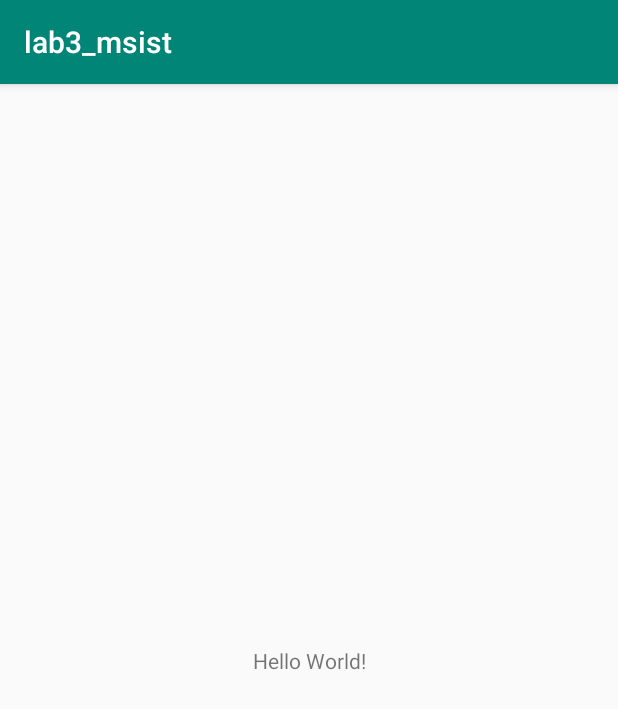
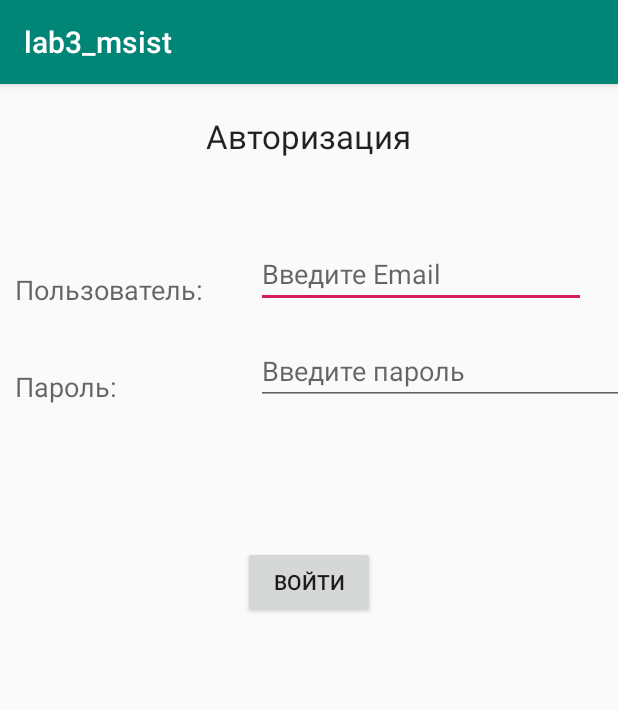
Before and after one commit to Vladislav001/lab3msist, an Android app: the screen it shows after launch (MainActivity before the commit, AuthorizationActivity after it), on a phone screen of 412 x 824 dp. Shown: the top 709 px of the screen. Run offline under Robolectric (Android 15) with nearby library versions, the phone set to English and light mode, and no system bars.

Commit message:
Добавил базовую авторизацию

```diff
--- a/app/src/main/AndroidManifest.xml
+++ b/app/src/main/AndroidManifest.xml
@@ -9,13 +9,16 @@
         android:roundIcon="@mipmap/ic_launcher_round"
         android:supportsRtl="true"
         android:theme="@style/AppTheme" >
-        <activity android:name=".MainActivity" >
+        <activity android:name=".AuthorizationActivity" >
             <intent-filter>
                 <action android:name="android.intent.action.MAIN" />
 
                 <category android:name="android.intent.category.LAUNCHER" />
             </intent-filter>
         </activity>
+        <activity android:name=".Profile">
+        </activity>
     </application>
 
+    <uses-permission android:name="android.permission.INTERNET" />
 </manifest>
--- /dev/null
+++ b/app/src/main/java/com/example/lab3_msist/AuthorizationActivity.java
@@ -0,0 +1,49 @@
+package com.example.lab3_msist;
+
+import androidx.appcompat.app.AppCompatActivity;
+
+import android.content.Intent;
+import android.os.Bundle;
+import android.view.View;
+import android.widget.Button;
+import android.widget.EditText;
+import android.widget.TextView;
+import android.widget.Toast;
+
+public class AuthorizationActivity extends AppCompatActivity {
+
+    private EditText email;
+    private EditText password;
+    private Button login;
+
+    @Override
+    protected void onCreate(Bundle savedInstanceState) {
+        super.onCreate(savedInstanceState);
+        setContentView(R.layout.activity_authorization);
+
+        email = (EditText) findViewById(R.id.edit_email);
+        password = (EditText) findViewById(R.id.edit_password);
+        login = (Button) findViewById(R.id.button_login);
+    }
+
+    // Обрабатываем нажатие кнопки "Войти":
+    public void Login(View view) {
+
+        // Если введенные логин и пароль будут словом "admin",
+        // показываем Toast сообщение об успешном входе:
+        if (email.getText().toString().equals("admin") &&
+                password.getText().toString().equals("admin")) {
+            Toast.makeText(getApplicationContext(), "Вход выполнен!", Toast.LENGTH_SHORT).show();
+
+            // Выполняем переход на другой экран:
+            Intent intent = new Intent(AuthorizationActivity.this, Profile.class);
+            startActivity(intent);
+        }
+        else
+        {
+            Toast.makeText(getApplicationContext(), "Неправильные данные!",Toast.LENGTH_SHORT).show();
+        }
+    }
+
+
+}
--- a/app/src/main/java/com/example/lab3_msist/MainActivity.java
+++ b/app/src/main/java/com/example/lab3_msist/Profile.java
@@ -1,13 +1,13 @@
 package com.example.lab3_msist;
 
-import androidx.appcompat.app.AppCompatActivity;
+import android.app.Activity;
 import android.os.Bundle;
 
-public class MainActivity extends AppCompatActivity {
+public class Profile extends Activity{
 
     @Override
     protected void onCreate(Bundle savedInstanceState) {
         super.onCreate(savedInstanceState);
-        setContentView(R.layout.activity_main);
+        setContentView(R.layout.profile_activity);
     }
 }
--- /dev/null
+++ b/app/src/main/res/layout/activity_authorization.xml
@@ -0,0 +1,118 @@
+<?xml version="1.0" encoding="utf-8"?>
+<androidx.constraintlayout.widget.ConstraintLayout
+    xmlns:android="http://schemas.android.com/apk/res/android"
+    xmlns:tools="http://schemas.android.com/tools"
+    xmlns:app="http://schemas.android.com/apk/res-auto"
+    android:layout_width="match_parent"
+    android:layout_height="match_parent"
+    tools:context=".AuthorizationActivity">
+
+    <RelativeLayout
+        android:layout_width="match_parent"
+        android:layout_height="match_parent"
+        >
+
+
+        <TextView
+            android:id="@+id/Login"
+            android:layout_width="wrap_content"
+            android:layout_height="wrap_content"
+            android:layout_alignParentTop="true"
+            android:layout_centerHorizontal="true"
+            android:layout_marginTop="20dp"
+            android:text="Авторизация"
+            android:textAppearance="?android:attr/textAppearanceLarge" />
+
+        <TextView
+            android:id="@+id/user_text"
+            android:layout_width="wrap_content"
+            android:layout_height="wrap_content"
+            android:layout_alignParentLeft="true"
+            android:layout_below="@+id/Login"
+            android:layout_marginTop="75dp"
+            android:layout_marginLeft="10dp"
+            android:text="Пользователь:"
+            android:textAppearance="?android:attr/textAppearanceMedium" />
+
+        <EditText
+            android:id="@+id/edit_email"
+            android:layout_width="220dp"
+            android:layout_height="wrap_content"
+            android:layout_alignBottom="@+id/user_text"
+            android:layout_marginLeft="35dp"
+            android:layout_marginBottom="0dp"
+            android:layout_toRightOf="@+id/user_text"
+            android:hint="Введите Email">
+
+            <requestFocus />
+        </EditText>
+
+
+
+        <TextView
+            android:id="@+id/password_text"
+            android:layout_width="wrap_content"
+            android:layout_height="wrap_content"
+            android:layout_alignLeft="@+id/user_text"
+            android:layout_below="@+id/user_text"
+            android:layout_marginTop="40dp"
+            android:text="Пароль:"
+            android:textAppearance="?android:attr/textAppearanceMedium" />
+
+        <EditText
+            android:id="@+id/edit_password"
+            android:layout_width="212dp"
+            android:layout_height="wrap_content"
+            android:layout_alignLeft="@+id/edit_email"
+            android:layout_alignRight="@+id/edit_email"
+            android:layout_alignBottom="@+id/password_text"
+            android:layout_marginRight="-161dp"
+            android:layout_marginBottom="0dp"
+            android:hint="Введите пароль"
+            android:inputType="textPassword" />
+
+        <TextView
+            android:id="@+id/attempts"
+            android:layout_width="wrap_content"
+            android:layout_height="wrap_content"
+            android:layout_alignLeft="@+id/password_text"
+            android:layout_below="@+id/password_text"
+            android:layout_marginLeft="30dp"
+            android:layout_marginTop="48dp"
+            android:text="Попыток:"
+            android:visibility="invisible"
+            android:textAppearance="?android:attr/textAppearanceMedium" />
+
+        <Button
+            android:id="@+id/button_login"
+            android:layout_width="wrap_content"
+            android:layout_height="wrap_content"
+            android:layout_below="@+id/edit_password"
+            android:layout_centerHorizontal="true"
+            android:layout_marginTop="94dp"
+            android:onClick="Login"
+            android:text="Войти" />
+
+        <TextView
+            android:id="@+id/number_of_attempts"
+            android:layout_width="wrap_content"
+            android:layout_height="wrap_content"
+            android:layout_alignRight="@+id/user_text"
+            android:layout_alignTop="@+id/attempts"
+            android:visibility="invisible" />
+
+        <TextView
+            android:id="@+id/login_locked"
+            android:layout_width="wrap_content"
+            android:layout_height="wrap_content"
+            android:textAppearance="?android:attr/textAppearanceMedium"
+            android:visibility="invisible"
+            android:layout_alignParentBottom="true"
+            android:layout_marginBottom="57dp"
+            android:layout_alignRight="@+id/edit_password"
+            android:layout_alignEnd="@+id/edit_password"
+            android:layout_alignLeft="@+id/attempts"
+            android:layout_alignStart="@+id/attempts" />
+
+    </RelativeLayout>
+</androidx.constraintlayout.widget.ConstraintLayout>
--- a/app/src/main/res/layout/activity_main.xml
+++ /dev/null
@@ -1,19 +0,0 @@
-<?xml version="1.0" encoding="utf-8"?>
-<androidx.constraintlayout.widget.ConstraintLayout
-    xmlns:android="http://schemas.android.com/apk/res/android"
-    xmlns:tools="http://schemas.android.com/tools"
-    xmlns:app="http://schemas.android.com/apk/res-auto"
-    android:layout_width="match_parent"
-    android:layout_height="match_parent"
-    tools:context=".MainActivity">
-
-    <TextView
-        android:layout_width="wrap_content"
-        android:layout_height="wrap_content"
-        android:text="Hello World!"
-        app:layout_constraintBottom_toBottomOf="parent"
-        app:layout_constraintLeft_toLeftOf="parent"
-        app:layout_constraintRight_toRightOf="parent"
-        app:layout_constraintTop_toTopOf="parent" />
-
-</androidx.constraintlayout.widget.ConstraintLayout>
--- /dev/null
+++ b/app/src/main/res/layout/profile_activity.xml
@@ -0,0 +1,17 @@
+<?xml version="1.0" encoding="utf-8"?>
+
+<LinearLayout
+    xmlns:android="http://schemas.android.com/apk/res/android"
+    android:orientation="vertical"
+    android:layout_width="match_parent"
+    android:layout_height="match_parent">
+
+    <TextView
+        android:layout_width="wrap_content"
+        android:layout_height="wrap_content"
+        android:text="@string/login_success"
+        android:padding="5pt"
+        android:layout_gravity="center"
+        android:textSize="12pt"/>
+
+</LinearLayout>
--- a/app/src/main/res/values/strings.xml
+++ b/app/src/main/res/values/strings.xml
@@ -1,3 +1,5 @@
 <resources>
     <string name="app_name">lab3_msist</string>
+    <string name="login_success">Вы успешно залогинились!</string>
+
 </resources>
```
